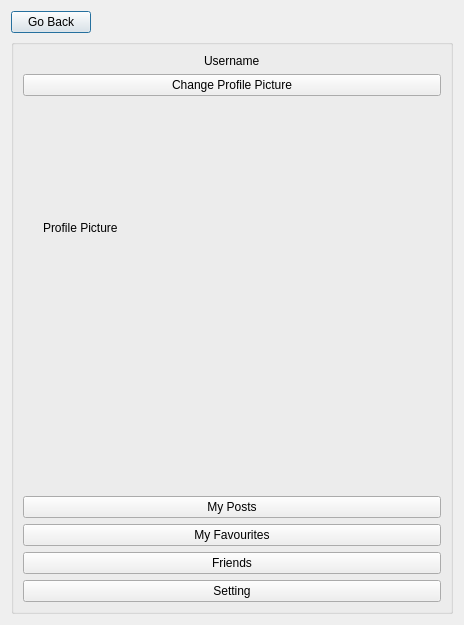
The window that UI_cw3/profile.ui (Honggeiry/ui) describes before a commit, drawn with Qt 5.
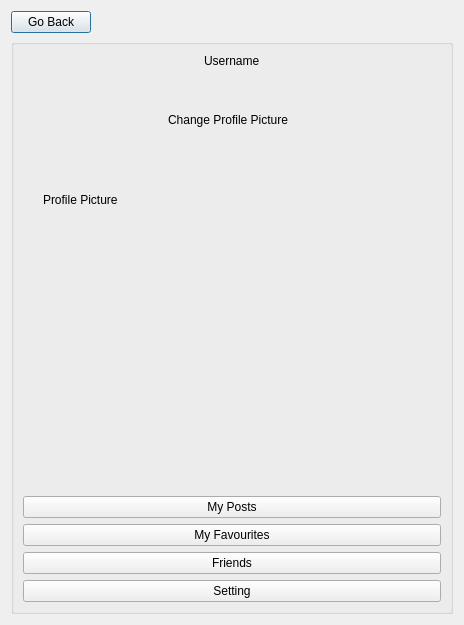
The same window after the commit.

Commit message: change button position

The edit to the form file:
```diff
--- a/UI_cw3/profile.ui
+++ b/UI_cw3/profile.ui
@@ -49,13 +49,6 @@
         </property>
        </widget>
       </item>
-      <item>
-       <widget class="QPushButton" name="pushButton_5">
-        <property name="text">
-         <string>Change Profile Picture</string>
-        </property>
-       </widget>
-      </item>
       <item>
        <widget class="QSplitter" name="splitter">
         <property name="styleSheet">
@@ -108,6 +101,22 @@
               <string>Profile Picture</string>
              </property>
             </widget>
+            <widget class="QPushButton" name="changePP">
+             <property name="geometry">
+              <rect>
+               <x>0</x>
+               <y>30</y>
+               <width>410</width>
+               <height>32</height>
+              </rect>
+             </property>
+             <property name="styleSheet">
+              <string notr="true"/>
+             </property>
+             <property name="text">
+              <string>Change Profile Picture</string>
+             </property>
+            </widget>
            </widget>
           </item>
           <item>
```
Left out of the diff: 2 changed lines with no effect on the pictures. The commit also changes 2 other files.
